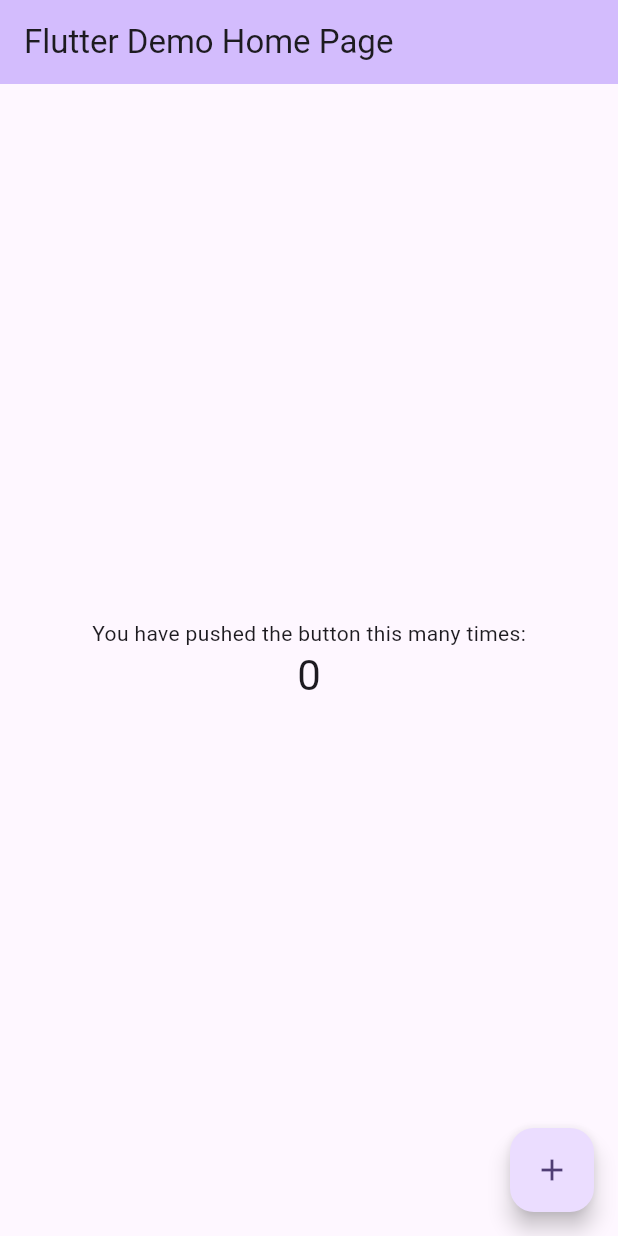
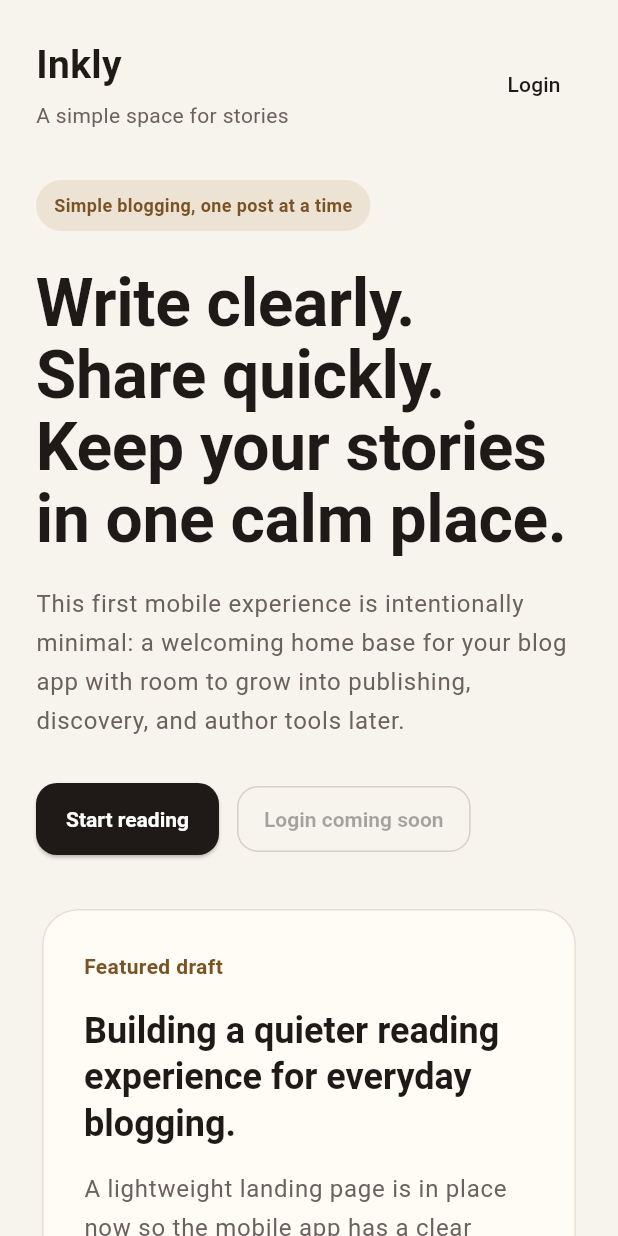
Before and after one commit to m1k3y404/Cop4331-Large-Project-Team13, a Flutter app: the screen it shows after launch, on a phone screen of 412 x 824 dp. Run offline on Flutter 3.47's test engine with Material 3 defaults, Android fonts, the phone set to English and light mode, and no system bars.

Commit message:
skeleton of the app setuped

```diff
--- /dev/null
+++ b/mobile/lib/app/blog_app.dart
@@ -0,0 +1,19 @@
+import 'package:flutter/material.dart';
+
+import 'router/app_router.dart';
+import 'theme/app_theme.dart';
+
+class BlogApp extends StatelessWidget {
+  const BlogApp({super.key});
+
+  @override
+  Widget build(BuildContext context) {
+    return MaterialApp(
+      title: 'Inkly',
+      debugShowCheckedModeBanner: false,
+      theme: AppTheme.light(),
+      initialRoute: AppRouter.landingRoute,
+      onGenerateRoute: AppRouter.onGenerateRoute,
+    );
+  }
+}
--- /dev/null
+++ b/mobile/lib/app/router/app_router.dart
@@ -0,0 +1,22 @@
+import 'package:flutter/material.dart';
+
+import '../../features/landing/presentation/landing_screen.dart';
+
+class AppRouter {
+  static const String landingRoute = '/';
+
+  static Route<dynamic> onGenerateRoute(RouteSettings settings) {
+    switch (settings.name) {
+      case landingRoute:
+        return MaterialPageRoute<void>(
+          builder: (_) => const LandingScreen(),
+          settings: settings,
+        );
+      default:
+        return MaterialPageRoute<void>(
+          builder: (_) => const LandingScreen(),
+          settings: const RouteSettings(name: landingRoute),
+        );
+    }
+  }
+}
--- /dev/null
+++ b/mobile/lib/app/theme/app_theme.dart
@@ -0,0 +1,82 @@
+import 'package:flutter/material.dart';
+
+class AppTheme {
+  static ThemeData light() {
+    const surface = Color(0xFFF7F4EE);
+    const paper = Color(0xFFFFFCF6);
+    const ink = Color(0xFF1F1A17);
+    const muted = Color(0xFF6B625B);
+    const accent = Color(0xFFB77938);
+
+    final colorScheme =
+        ColorScheme.fromSeed(
+          seedColor: accent,
+          brightness: Brightness.light,
+          surface: surface,
+        ).copyWith(
+          primary: ink,
+          onPrimary: Colors.white,
+          secondary: accent,
+          onSecondary: Colors.white,
+          surface: surface,
+          onSurface: ink,
+        );
+
+    return ThemeData(
+      useMaterial3: true,
+      colorScheme: colorScheme,
+      scaffoldBackgroundColor: surface,
+      textTheme: const TextTheme(
+        displayLarge: TextStyle(
+          fontSize: 44,
+          fontWeight: FontWeight.w700,
+          height: 1.1,
+          color: ink,
+        ),
+        headlineMedium: TextStyle(
+          fontSize: 24,
+          fontWeight: FontWeight.w600,
+          color: ink,
+        ),
+        bodyLarge: TextStyle(fontSize: 16, height: 1.6, color: muted),
+        bodyMedium: TextStyle(fontSize: 14, height: 1.5, color: muted),
+      ),
+      appBarTheme: const AppBarTheme(
+        backgroundColor: Colors.transparent,
+        foregroundColor: ink,
+        elevation: 0,
+        surfaceTintColor: Colors.transparent,
+      ),
+      elevatedButtonTheme: ElevatedButtonThemeData(
+        style: ElevatedButton.styleFrom(
+          backgroundColor: ink,
+          foregroundColor: Colors.white,
+          padding: const EdgeInsets.symmetric(horizontal: 20, vertical: 16),
+          shape: RoundedRectangleBorder(
+            borderRadius: BorderRadius.circular(14),
+          ),
+          textStyle: const TextStyle(fontSize: 14, fontWeight: FontWeight.w600),
+        ),
+      ),
+      outlinedButtonTheme: OutlinedButtonThemeData(
+        style: OutlinedButton.styleFrom(
+          foregroundColor: ink,
+          side: const BorderSide(color: Color(0xFFD9D0C3)),
+          padding: const EdgeInsets.symmetric(horizontal: 18, vertical: 14),
+          shape: RoundedRectangleBorder(
+            borderRadius: BorderRadius.circular(14),
+          ),
+          textStyle: const TextStyle(fontSize: 14, fontWeight: FontWeight.w600),
+        ),
+      ),
+      cardTheme: CardThemeData(
+        color: paper,
+        elevation: 0,
+        shape: RoundedRectangleBorder(
+          borderRadius: BorderRadius.circular(24),
+          side: const BorderSide(color: Color(0xFFE7DED1)),
+        ),
+      ),
+    );
+  }
+}
--- /dev/null
+++ b/mobile/lib/features/landing/presentation/landing_screen.dart
@@ -0,0 +1,202 @@
+import 'package:flutter/material.dart';
+
+import '../../../shared/widgets/top_bar.dart';
+
+class LandingScreen extends StatelessWidget {
+  const LandingScreen({super.key});
+
+  @override
+  Widget build(BuildContext context) {
+    final theme = Theme.of(context);
+
+    return Scaffold(
+      body: SafeArea(
+        child: LayoutBuilder(
+          builder: (context, constraints) {
+            final horizontalPadding = constraints.maxWidth >= 900 ? 64.0 : 24.0;
+            final verticalSpacing = constraints.maxWidth >= 900 ? 56.0 : 32.0;
+            final isWide = constraints.maxWidth >= 900;
+
+            return SingleChildScrollView(
+              padding: EdgeInsets.symmetric(
+                horizontal: horizontalPadding,
+                vertical: 24,
+              ),
+              child: Center(
+                child: ConstrainedBox(
+                  constraints: const BoxConstraints(maxWidth: 1100),
+                  child: Column(
+                    crossAxisAlignment: CrossAxisAlignment.start,
+                    children: [
+                      const TopBar(),
+                      SizedBox(height: verticalSpacing),
+                      Wrap(
+                        spacing: 32,
+                        runSpacing: 32,
+                        crossAxisAlignment: WrapCrossAlignment.center,
+                        children: [
+                          SizedBox(
+                            width: isWide
+                                ? (constraints.maxWidth -
+                                          (horizontalPadding * 2) -
+                                          32) /
+                                      2
+                                : double.infinity,
+                            child: _HeroSection(theme: theme),
+                          ),
+                          SizedBox(
+                            width: isWide
+                                ? (constraints.maxWidth -
+                                          (horizontalPadding * 2) -
+                                          32) /
+                                      2
+                                : double.infinity,
+                            child: const _PreviewCard(),
+                          ),
+                        ],
+                      ),
+                    ],
+                  ),
+                ),
+              ),
+            );
+          },
+        ),
+      ),
+    );
+  }
+}
+
+class _HeroSection extends StatelessWidget {
+  const _HeroSection({required this.theme});
+
+  final ThemeData theme;
+
+  @override
+  Widget build(BuildContext context) {
+    return Column(
+      crossAxisAlignment: CrossAxisAlignment.start,
+      children: [
+        Container(
+          padding: const EdgeInsets.symmetric(horizontal: 12, vertical: 8),
+          decoration: BoxDecoration(
+            color: const Color(0xFFEDE3D4),
+            borderRadius: BorderRadius.circular(999),
+          ),
+          child: const Text(
+            'Simple blogging, one post at a time',
+            style: TextStyle(
+              fontSize: 12,
+              fontWeight: FontWeight.w600,
+              color: Color(0xFF7A5324),
+            ),
+          ),
+        ),
+        const SizedBox(height: 24),
+        Text(
+          'Write clearly. Share quickly. Keep your stories in one calm place.',
+          style: theme.textTheme.displayLarge,
+        ),
+        const SizedBox(height: 20),
+        Text(
+          'This first mobile experience is intentionally minimal: a welcoming home base for your blog app with room to grow into publishing, discovery, and author tools later.',
+          style: theme.textTheme.bodyLarge,
+        ),
+        const SizedBox(height: 28),
+        Wrap(
+          spacing: 12,
+          runSpacing: 12,
+          children: [
+            ElevatedButton(
+              onPressed: () {},
+              child: const Text('Start reading'),
+            ),
+            OutlinedButton(
+              onPressed: null,
+              child: const Text('Login coming soon'),
+            ),
+          ],
+        ),
+      ],
+    );
+  }
+}
+
+class _PreviewCard extends StatelessWidget {
+  const _PreviewCard();
+
+  @override
+  Widget build(BuildContext context) {
+    final theme = Theme.of(context);
+
+    return Card(
+      child: Padding(
+        padding: const EdgeInsets.all(28),
+        child: Column(
+          crossAxisAlignment: CrossAxisAlignment.start,
+          children: [
+            Text(
+              'Featured draft',
+              style: theme.textTheme.bodyMedium?.copyWith(
+                fontWeight: FontWeight.w600,
+                color: const Color(0xFF7A5324),
+              ),
+            ),
+            const SizedBox(height: 16),
+            Text(
+              'Building a quieter reading experience for everyday blogging.',
+              style: theme.textTheme.headlineMedium,
+            ),
+            const SizedBox(height: 16),
+            Text(
+              'A lightweight landing page is in place now so the mobile app has a clear starting point while login, publishing, and personalized feeds are built incrementally.',
+              style: theme.textTheme.bodyLarge,
+            ),
+            const SizedBox(height: 24),
+            const Divider(color: Color(0xFFE7DED1)),
+            const SizedBox(height: 24),
+            Row(
+              children: [
+                Container(
+                  width: 48,
+                  height: 48,
+                  decoration: const BoxDecoration(
+                    color: Color(0xFF1F1A17),
+                    shape: BoxShape.circle,
+                  ),
+                  alignment: Alignment.center,
+                  child: const Text(
+                    'B',
+                    style: TextStyle(
+                      color: Colors.white,
+                      fontWeight: FontWeight.w700,
+                    ),
+                  ),
+                ),
+                const SizedBox(width: 14),
+                Expanded(
+                  child: Column(
+                    crossAxisAlignment: CrossAxisAlignment.start,
+                    children: [
+                      Text(
+                        'Blog app preview',
+                        style: theme.textTheme.bodyLarge?.copyWith(
+                          fontWeight: FontWeight.w600,
+                          color: const Color(0xFF1F1A17),
+                        ),
+                      ),
+                      Text(
+                        'Landing page only for now',
+                        style: theme.textTheme.bodyMedium,
+                      ),
+                    ],
+                  ),
+                ),
+              ],
+            ),
+          ],
+        ),
+      ),
+    );
+  }
+}
--- a/mobile/lib/main.dart
+++ b/mobile/lib/main.dart
@@ -1,122 +1,7 @@
-import 'package:flutter/material.dart';
+import 'package:flutter/widgets.dart';
+
+import 'app/blog_app.dart';
 
 void main() {
-  runApp(const MyApp());
+  runApp(const BlogApp());
 }
-
-class MyApp extends StatelessWidget {
-  const MyApp({super.key});
-
-  // This widget is the root of your application.
-  @override
-  Widget build(BuildContext context) {
-    return MaterialApp(
-      title: 'Flutter Demo',
-      theme: ThemeData(
-        // This is the theme of your application.
-        //
-        // TRY THIS: Try running your application with "flutter run". You'll see
-        // the application has a purple toolbar. Then, without quitting the app,
-        // try changing the seedColor in the colorScheme below to Colors.green
-        // and then invoke "hot reload" (save your changes or press the "hot
-        // reload" button in a Flutter-supported IDE, or press "r" if you used
-        // the command line to start the app).
-        //
-        // Notice that the counter didn't reset back to zero; the application
-        // state is not lost during the reload. To reset the state, use hot
-        // restart instead.
-        //
-        // This works for code too, not just values: Most code changes can be
-        // tested with just a hot reload.
-        colorScheme: .fromSeed(seedColor: Colors.deepPurple),
-      ),
-      home: const MyHomePage(title: 'Flutter Demo Home Page'),
-    );
-  }
-}
-
-class MyHomePage extends StatefulWidget {
-  const MyHomePage({super.key, required this.title});
-
-  // This widget is the home page of your application. It is stateful, meaning
-  // that it has a State object (defined below) that contains fields that affect
-  // how it looks.
-
-  // This class is the configuration for the state. It holds the values (in this
-  // case the title) provided by the parent (in this case the App widget) and
-  // used by the build method of the State. Fields in a Widget subclass are
-  // always marked "final".
-
-  final String title;
-
-  @override
-  State<MyHomePage> createState() => _MyHomePageState();
-}
-
-class _MyHomePageState extends State<MyHomePage> {
-  int _counter = 0;
-
-  void _incrementCounter() {
-    setState(() {
-      // This call to setState tells the Flutter framework that something has
-      // changed in this State, which causes it to rerun the build method below
-      // so that the display can reflect the updated values. If we changed
-      // _counter without calling setState(), then the build method would not be
-      // called again, and so nothing would appear to happen.
-      _counter++;
-    });
-  }
-
-  @override
-  Widget build(BuildContext context) {
-    // This method is rerun every time setState is called, for instance as done
-    // by the _incrementCounter method above.
-    //
-    // The Flutter framework has been optimized to make rerunning build methods
-    // fast, so that you can just rebuild anything that needs updating rather
-    // than having to individually change instances of widgets.
-    return Scaffold(
-      appBar: AppBar(
-        // TRY THIS: Try changing the color here to a specific color (to
-        // Colors.amber, perhaps?) and trigger a hot reload to see the AppBar
-        // change color while the other colors stay the same.
-        backgroundColor: Theme.of(context).colorScheme.inversePrimary,
-        // Here we take the value from the MyHomePage object that was created by
-        // the App.build method, and use it to set our appbar title.
-        title: Text(widget.title),
-      ),
-      body: Center(
-        // Center is a layout widget. It takes a single child and positions it
-        // in the middle of the parent.
-        child: Column(
-          // Column is also a layout widget. It takes a list of children and
-          // arranges them vertically. By default, it sizes itself to fit its
-          // children horizontally, and tries to be as tall as its parent.
-          //
-          // Column has various properties to control how it sizes itself and
-          // how it positions its children. Here we use mainAxisAlignment to
-          // center the children vertically; the main axis here is the vertical
-          // axis because Columns are vertical (the cross axis would be
-          // horizontal).
-          //
-          // TRY THIS: Invoke "debug painting" (choose the "Toggle Debug Paint"
-          // action in the IDE, or press "p" in the console), to see the
-          // wireframe for each widget.
-          mainAxisAlignment: .center,
-          children: [
-            const Text('You have pushed the button this many times:'),
-            Text(
-              '$_counter',
-              style: Theme.of(context).textTheme.headlineMedium,
-            ),
-          ],
-        ),
-      ),
-      floatingActionButton: FloatingActionButton(
-        onPressed: _incrementCounter,
-        tooltip: 'Increment',
-        child: const Icon(Icons.add),
-      ),
-    );
-  }
-}
--- /dev/null
+++ b/mobile/lib/shared/widgets/top_bar.dart
@@ -0,0 +1,34 @@
+import 'package:flutter/material.dart';
+
+class TopBar extends StatelessWidget {
+  const TopBar({super.key});
+
+  @override
+  Widget build(BuildContext context) {
+    return Row(
+      children: [
+        const Expanded(
+          child: Column(
+            crossAxisAlignment: CrossAxisAlignment.start,
+            children: [
+              Text(
+                'Inkly',
+                style: TextStyle(
+                  fontSize: 26,
+                  fontWeight: FontWeight.w700,
+                  color: Color(0xFF1F1A17),
+                ),
+              ),
+              SizedBox(height: 4),
+              Text(
+                'A simple space for stories',
+                style: TextStyle(fontSize: 14, color: Color(0xFF6B625B)),
+              ),
+            ],
+          ),
+        ),
+        TextButton(onPressed: () {}, child: const Text('Login')),
+      ],
+    );
+  }
+}
```
Also changed, not shown: 1 other file.
